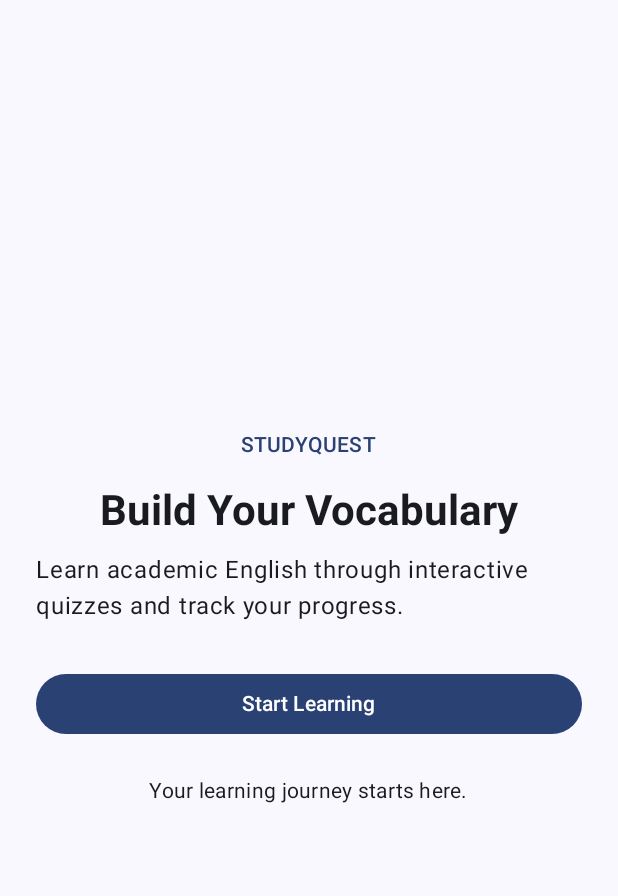
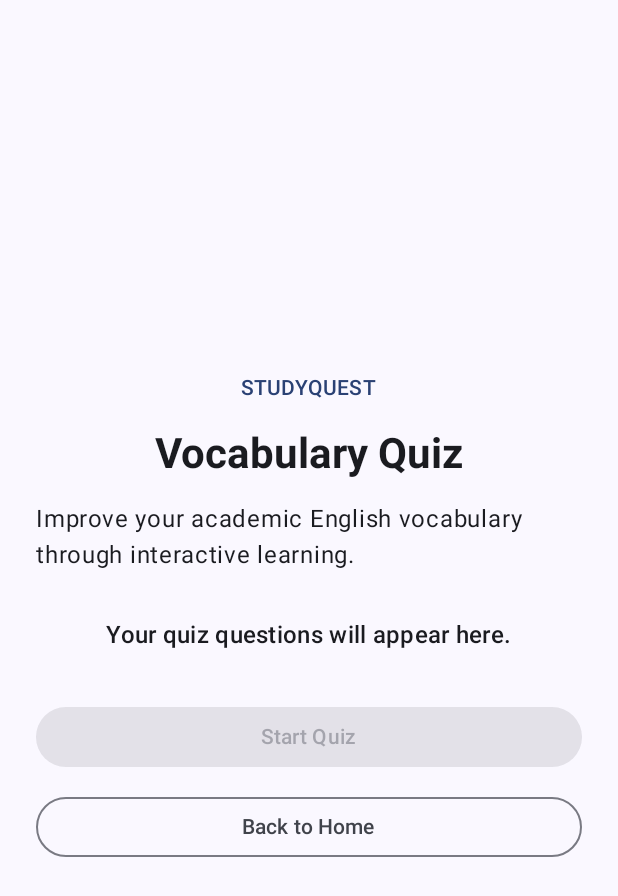
Before and after one commit to Sunghayo/CP3406-StudyQuest, an Android app built with Jetpack Compose: the screen it shows after launch (MainActivity), after a tap on "Start Learning", on a phone screen of 412 x 824 dp. Shown: the top 896 px of the screen. Run offline under Robolectric (Android 15) with nearby library versions, the phone set to English and light mode, and no system bars.

Commit message:
Add Navigation Compose and quiz screen

```diff
--- a/app/build.gradle.kts
+++ b/app/build.gradle.kts
@@ -1,3 +1,4 @@
+
 plugins {
     alias(libs.plugins.android.application)
     alias(libs.plugins.kotlin.compose)
@@ -5,6 +6,7 @@ plugins {
 
 android {
     namespace = "com.example.studyquest"
+
     compileSdk {
         version = release(37)
     }
@@ -16,21 +18,28 @@ android {
         versionCode = 1
         versionName = "1.0"
 
-        testInstrumentationRunner = "androidx.test.runner.AndroidJUnitRunner"
+        testInstrumentationRunner =
+            "androidx.test.runner.AndroidJUnitRunner"
     }
 
     buildTypes {
         release {
             optimization {
                 enable = true
-                packageScope = setOf("androidx.**", "kotlin.**", "kotlinx.**")
+                packageScope = setOf(
+                    "androidx.**",
+                    "kotlin.**",
+                    "kotlinx.**"
+                )
             }
         }
     }
+
     compileOptions {
         sourceCompatibility = JavaVersion.VERSION_11
         targetCompatibility = JavaVersion.VERSION_11
     }
+
     buildFeatures {
         compose = true
     }
@@ -38,18 +47,29 @@ android {
 
 dependencies {
     implementation(platform(libs.androidx.compose.bom))
+
     implementation(libs.androidx.activity.compose)
     implementation(libs.androidx.compose.material3)
     implementation(libs.androidx.compose.ui)
     implementation(libs.androidx.compose.ui.graphics)
     implementation(libs.androidx.compose.ui.tooling.preview)
+
     implementation(libs.androidx.core.ktx)
     implementation(libs.androidx.lifecycle.runtime.ktx)
+
+    // Navigation Compose
+    implementation(libs.androidx.navigation.compose)
+
+    // Unit Tests
     testImplementation(libs.junit)
+
+    // Android UI Tests
     androidTestImplementation(platform(libs.androidx.compose.bom))
     androidTestImplementation(libs.androidx.compose.ui.test.junit4)
     androidTestImplementation(libs.androidx.espresso.core)
     androidTestImplementation(libs.androidx.junit)
+
+    // Debug tools
     debugImplementation(libs.androidx.compose.ui.test.manifest)
     debugImplementation(libs.androidx.compose.ui.tooling)
 }
--- a/app/src/main/java/com/example/studyquest/MainActivity.kt
+++ b/app/src/main/java/com/example/studyquest/MainActivity.kt
@@ -8,10 +8,8 @@ import androidx.activity.enableEdgeToEdge
 import androidx.compose.foundation.layout.fillMaxSize
 import androidx.compose.foundation.layout.padding
 import androidx.compose.material3.Scaffold
-import androidx.compose.runtime.Composable
 import androidx.compose.ui.Modifier
-import androidx.compose.ui.tooling.preview.Preview
-import com.example.studyquest.ui.home.LandingScreen
+import com.example.studyquest.ui.navigation.StudyQuestNavHost
 import com.example.studyquest.ui.theme.StudyQuestTheme
 
 class MainActivity : ComponentActivity() {
@@ -26,10 +24,7 @@ class MainActivity : ComponentActivity() {
                     modifier = Modifier.fillMaxSize()
                 ) { innerPadding ->
 
-                    LandingScreen(
-                        onStartLearning = {
-                            // Navigation will be implemented next.
-                        },
+                    StudyQuestNavHost(
                         modifier = Modifier.padding(innerPadding)
                     )
                 }
@@ -37,13 +32,3 @@ class MainActivity : ComponentActivity() {
         }
     }
 }
-
-@Preview(showBackground = true)
-@Composable
-fun LandingScreenPreview() {
-    StudyQuestTheme {
-        LandingScreen(
-            onStartLearning = {}
-        )
-    }
-}
--- /dev/null
+++ b/app/src/main/java/com/example/studyquest/ui/navigation/StudyQuestNavHost.kt
@@ -0,0 +1,47 @@
+
+package com.example.studyquest.ui.navigation
+
+import androidx.compose.runtime.Composable
+import androidx.compose.ui.Modifier
+import androidx.navigation.compose.NavHost
+import androidx.navigation.compose.composable
+import androidx.navigation.compose.rememberNavController
+import com.example.studyquest.ui.home.LandingScreen
+import com.example.studyquest.ui.quiz.QuizScreen
+
+private object Routes {
+    const val HOME = "home"
+    const val QUIZ = "quiz"
+}
+
+@Composable
+fun StudyQuestNavHost(
+    modifier: Modifier = Modifier
+) {
+    val navController = rememberNavController()
+
+    NavHost(
+        navController = navController,
+        startDestination = Routes.HOME,
+        modifier = modifier
+    ) {
+
+        composable(Routes.HOME) {
+            LandingScreen(
+                onStartLearning = {
+                    navController.navigate(Routes.QUIZ) {
+                        launchSingleTop = true
+                    }
+                }
+            )
+        }
+
+        composable(Routes.QUIZ) {
+            QuizScreen(
+                onBack = {
+                    navController.popBackStack()
+                }
+            )
+        }
+    }
+}
--- /dev/null
+++ b/app/src/main/java/com/example/studyquest/ui/quiz/QuizScreen.kt
@@ -0,0 +1,71 @@
+
+package com.example.studyquest.ui.quiz
+
+import androidx.compose.foundation.layout.*
+import androidx.compose.material3.*
+import androidx.compose.runtime.Composable
+import androidx.compose.ui.Alignment
+import androidx.compose.ui.Modifier
+import androidx.compose.ui.text.font.FontWeight
+import androidx.compose.ui.unit.dp
+
+@Composable
+fun QuizScreen(
+    onBack: () -> Unit,
+    modifier: Modifier = Modifier
+) {
+    Column(
+        modifier = modifier
+            .fillMaxSize()
+            .padding(24.dp),
+        verticalArrangement = Arrangement.Center,
+        horizontalAlignment = Alignment.CenterHorizontally
+    ) {
+        Text(
+            text = "STUDYQUEST",
+            style = MaterialTheme.typography.labelLarge,
+            color = MaterialTheme.colorScheme.primary
+        )
+
+        Spacer(modifier = Modifier.height(16.dp))
+
+        Text(
+            text = "Vocabulary Quiz",
+            style = MaterialTheme.typography.headlineMedium,
+            fontWeight = FontWeight.Bold
+        )
+
+        Spacer(modifier = Modifier.height(16.dp))
+
+        Text(
+            text = "Improve your academic English vocabulary through interactive learning.",
+            style = MaterialTheme.typography.bodyLarge
+        )
+
+        Spacer(modifier = Modifier.height(32.dp))
+
+        Text(
+            text = "Your quiz questions will appear here.",
+            style = MaterialTheme.typography.titleMedium
+        )
+
+        Spacer(modifier = Modifier.height(32.dp))
+
+        Button(
+            onClick = {},
+            modifier = Modifier.fillMaxWidth(),
+            enabled = false
+        ) {
+            Text("Start Quiz")
+        }
+
+        Spacer(modifier = Modifier.height(12.dp))
+
+        OutlinedButton(
+            onClick = onBack,
+            modifier = Modifier.fillMaxWidth()
+        ) {
+            Text("Back to Home")
+        }
+    }
+}
--- a/gradle/libs.versions.toml
+++ b/gradle/libs.versions.toml
@@ -1,3 +1,4 @@
+
 [versions]
 agp = "9.5.3"
 coreKtx = "1.10.1"
@@ -8,6 +9,7 @@ lifecycleRuntimeKtx = "2.6.1"
 activityCompose = "1.8.0"
 kotlin = "2.2.10"
 composeBom = "2026.02.01"
+navigation = "2.10.2"
 
 [libraries]
 androidx-core-ktx = { group = "androidx.core", name = "core-ktx", version.ref = "coreKtx" }
@@ -16,6 +18,7 @@ androidx-junit = { group = "androidx.test.ext", name = "junit", version.ref = "j
 androidx-espresso-core = { group = "androidx.test.espresso", name = "espresso-core", version.ref = "espressoCore" }
 androidx-lifecycle-runtime-ktx = { group = "androidx.lifecycle", name = "lifecycle-runtime-ktx", version.ref = "lifecycleRuntimeKtx" }
 androidx-activity-compose = { group = "androidx.activity", name = "activity-compose", version.ref = "activityCompose" }
+
 androidx-compose-bom = { group = "androidx.compose", name = "compose-bom", version.ref = "composeBom" }
 androidx-compose-ui = { group = "androidx.compose.ui", name = "ui" }
 androidx-compose-ui-graphics = { group = "androidx.compose.ui", name = "ui-graphics" }
@@ -25,6 +28,8 @@ androidx-compose-ui-test-manifest = { group = "androidx.compose.ui", name = "ui-
 androidx-compose-ui-test-junit4 = { group = "androidx.compose.ui", name = "ui-test-junit4" }
 androidx-compose-material3 = { group = "androidx.compose.material3", name = "material3" }
 
+androidx-navigation-compose = { module = "androidx.navigation:navigation-compose", version.ref = "navigation" }
+
 [plugins]
 android-application = { id = "com.android.application", version.ref = "agp" }
 kotlin-compose = { id = "org.jetbrains.kotlin.plugin.compose", version.ref = "kotlin" }
```
